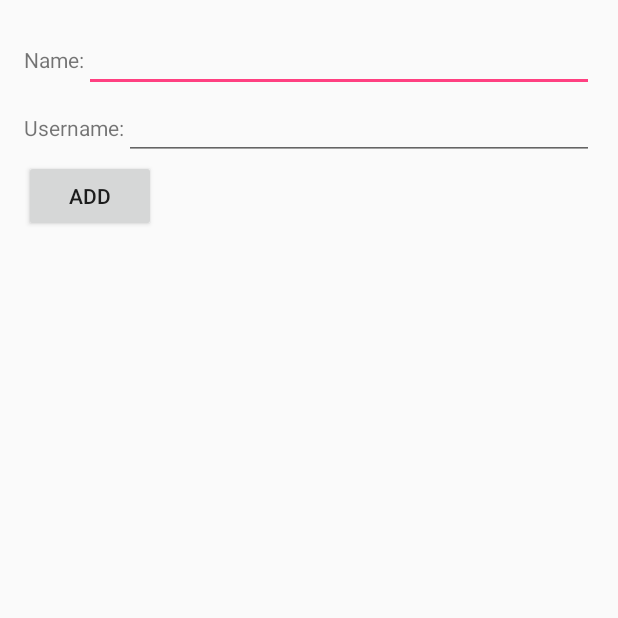
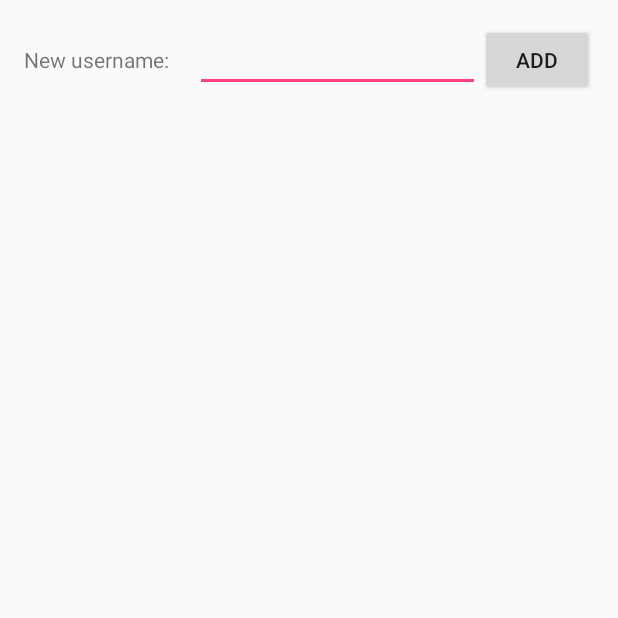
Before and after one commit to ThibCharpy/SeaBattle, an Android app: the screen it shows after launch (MainActivity), on a phone screen of 412 x 824 dp, the top half of it. Run offline under Robolectric (Android 15) with nearby library versions, the phone set to English and light mode, and no system bars.

Commit message:
start login layout

```diff
--- a/app/src/main/java/fr/univ/orleans/android/seabattle/controller/Controller.java
+++ b/app/src/main/java/fr/univ/orleans/android/seabattle/controller/Controller.java
@@ -1,7 +1,7 @@
 package fr.univ.orleans.android.seabattle.controller;
 
 import fr.univ.orleans.android.seabattle.front.ServiceImpl;
-import fr.univ.orleans.android.seabattle.model.Player;
+import fr.univ.orleans.android.seabattle.model.Profil;
 
 /**
  * Created by thibault on 15/12/16.
@@ -14,8 +14,8 @@ public class Controller {
         this.myFront = new ServiceImpl();
     }
 
-    public Player addPlayer(String name, String username){
-        return this.myFront.addPlayer(name,username);
+    public void addProfil(Profil profil){
+        this.myFront.addProfil(profil);
     }
 
 
--- a/app/src/main/java/fr/univ/orleans/android/seabattle/database/PlayerDatabaseHelper.java
+++ b/app/src/main/java/fr/univ/orleans/android/seabattle/database/MySQLiteHelper.java
@@ -5,37 +5,36 @@ import android.database.sqlite.SQLiteDatabase;
 import android.database.sqlite.SQLiteOpenHelper;
 
 /**
- * Created by thibault on 19/12/16.
+ * Created by thibault on 20/12/16.
  */
 
-public class PlayerDatabaseHelper extends SQLiteOpenHelper {
-
-    public static final String TABLE_NAME = "players";
+public class MySQLiteHelper extends SQLiteOpenHelper {
+    public static final String TABLE_PROFILS = "profils";
     public static final String COLUMN_ID = "_id";
     public static final String COLUMN_USERNAME = "username";
+    public static final String COLUMN_WONGAMES = "wongames";
 
-    private static final String DATABASE_NAME = "players.db";
+    private static final String DATABASE_NAME = "profils.db";
     private static final int DATABASE_VERSION = 1;
 
     // Database creation sql statement
     private static final String DATABASE_CREATE = "create table "
-            + TABLE_NAME + "( " + COLUMN_ID
-            + " integer primary key autoincrement, " + COLUMN_USERNAME
-            + " text not null);";
+            + TABLE_PROFILS + "( " + COLUMN_ID + " integer primary key autoincrement, "
+            + COLUMN_USERNAME + " text not null, "
+            + COLUMN_WONGAMES + " integer not null);";
 
-    public PlayerDatabaseHelper(Context context) {
+    public MySQLiteHelper(Context context) {
         super(context, DATABASE_NAME, null, DATABASE_VERSION);
     }
 
     @Override
-    public void onCreate(SQLiteDatabase db) {
-        db.execSQL(DATABASE_CREATE);
+    public void onCreate(SQLiteDatabase database) {
+        database.execSQL(DATABASE_CREATE);
     }
 
     @Override
     public void onUpgrade(SQLiteDatabase db, int oldVersion, int newVersion) {
-        db.execSQL("DROP TABLE IF EXISTS " + TABLE_NAME);
+        db.execSQL("DROP TABLE IF EXISTS " + TABLE_PROFILS);
         onCreate(db);
     }
-
 }
--- a/app/src/main/java/fr/univ/orleans/android/seabattle/database/PlayersDataSource.java
+++ /dev/null
@@ -1,74 +0,0 @@
-package fr.univ.orleans.android.seabattle.database;
-
-import android.content.ContentValues;
-import android.content.Context;
-import android.database.Cursor;
-import android.database.SQLException;
-import android.database.sqlite.SQLiteDatabase;
-
-import java.util.ArrayList;
-import java.util.List;
-
-import fr.univ.orleans.android.seabattle.model.Player;
-
-/**
- * Created by thibault on 19/12/16.
- */
-
-public class PlayersDataSource {
-    // Database fields
-    private SQLiteDatabase database;
-    private PlayerDatabaseHelper dbHelper;
-    private String[] allColumns = { PlayerDatabaseHelper.COLUMN_ID,
-            PlayerDatabaseHelper.COLUMN_USERNAME };
-
-    public PlayersDataSource(Context context) {
-        dbHelper = new PlayerDatabaseHelper(context);
-    }
-
-    public void open() throws SQLException {
-        database = dbHelper.getWritableDatabase();
-    }
-
-    public void close() {
-        dbHelper.close();
-    }
-
-    public Player createPlayer(String name, String username) {
-        ContentValues values = new ContentValues();
-        values.put(PlayerDatabaseHelper.COLUMN_USERNAME , username);
-        long insertId = database.insert(PlayerDatabaseHelper.TABLE_NAME, null,
-                values);
-        Cursor cursor = database.query(PlayerDatabaseHelper.TABLE_NAME,
-                allColumns, PlayerDatabaseHelper.COLUMN_USERNAME + " = " + insertId, null,
-                null, null, null);
-        Player player = new Player(name,insertId,username);
-        cursor.moveToFirst();
-        cursor.close();
-        return player;
-    }
-
-    public List<Player> getAllPlayers() {
-        List<Player> players = new ArrayList<Player>();
-
-        Cursor cursor = database.query(PlayerDatabaseHelper.TABLE_NAME,
-                allColumns, null, null, null, null, null);
-
-        cursor.moveToFirst();
-        while (!cursor.isAfterLast()) {
-            Player player = cursorToPlayer(cursor);
-            players.add(player);
-            cursor.moveToNext();
-        }
-        // make sure to close the cursor
-        cursor.close();
-        return players;
-    }
-
-    private Player cursorToPlayer(Cursor cursor) {
-        Player player = new Player();
-        player.setId(cursor.getLong(0));
-        player.setUsername(cursor.getString(1));
-        return player;
-    }
-}
--- /dev/null
+++ b/app/src/main/java/fr/univ/orleans/android/seabattle/database/ProfilsDataSource.java
@@ -0,0 +1,77 @@
+package fr.univ.orleans.android.seabattle.database;
+
+import android.content.ContentValues;
+import android.content.Context;
+import android.database.Cursor;
+import android.database.SQLException;
+import android.database.sqlite.SQLiteDatabase;
+
+import java.util.ArrayList;
+import java.util.List;
+
+import fr.univ.orleans.android.seabattle.model.Profil;
+
+/**
+ * Created by thibault on 20/12/16.
+ */
+
+public class ProfilsDataSource {
+
+    private SQLiteDatabase database;
+    private MySQLiteHelper dbHelper;
+    private String[] allColumns = { MySQLiteHelper.COLUMN_ID,
+            MySQLiteHelper.COLUMN_USERNAME, MySQLiteHelper.COLUMN_WONGAMES };
+
+    public ProfilsDataSource(Context context) {
+        dbHelper = new MySQLiteHelper(context);
+    }
+
+    public void open() throws SQLException {
+        database = dbHelper.getWritableDatabase();
+    }
+
+    public void close() {
+        dbHelper.close();
+    }
+
+    public Profil createProfil(String username) {
+        ContentValues values = new ContentValues();
+        values.put(MySQLiteHelper.COLUMN_USERNAME, username);
+        values.put(MySQLiteHelper.COLUMN_WONGAMES, 0);
+        long insertId = database.insert(MySQLiteHelper.TABLE_PROFILS, null,
+                values);
+        Cursor cursor = database.query(MySQLiteHelper.TABLE_PROFILS,
+                allColumns, MySQLiteHelper.COLUMN_ID + " = " + insertId, null,
+                null, null, null);
+        cursor.moveToFirst();
+        Profil newProfil = cursorToProfil(cursor);
+        cursor.close();
+        return newProfil;
+    }
+
+    public List<Profil> getAllProfils() {
+        List<Profil> profils = new ArrayList<Profil>();
+
+        Cursor cursor = database.query(MySQLiteHelper.TABLE_PROFILS,
+                allColumns, null, null, null, null, null);
+
+        cursor.moveToFirst();
+        while (!cursor.isAfterLast()) {
+            Profil profil = cursorToProfil(cursor);
+            profils.add(profil);
+            cursor.moveToNext();
+        }
+        // make sure to close the cursor
+        cursor.close();
+        return profils;
+    }
+
+    private Profil cursorToProfil(Cursor cursor) {
+        Profil profil = new Profil();
+        profil.setId(cursor.getLong(0));
+        profil.setUsername(cursor.getString(1));
+        profil.setWonGames(Integer.valueOf(cursor.getString(2)));
+        return profil;
+    }
+
+}
--- a/app/src/main/java/fr/univ/orleans/android/seabattle/views/MainActivity.java
+++ b/app/src/main/java/fr/univ/orleans/android/seabattle/views/MainActivity.java
@@ -4,24 +4,26 @@ import android.app.ListActivity;
 import android.os.Bundle;
 import android.text.Editable;
 import android.view.View;
+import android.widget.AdapterView;
 import android.widget.ArrayAdapter;
+import android.widget.Button;
 import android.widget.EditText;
-import android.widget.TextView;
+import android.widget.LinearLayout;
+import android.widget.ListView;
+import android.widget.Toast;
 
 import java.util.List;
 
 import fr.univ.orleans.android.seabattle.R;
 import fr.univ.orleans.android.seabattle.controller.Controller;
-import fr.univ.orleans.android.seabattle.database.PlayersDataSource;
-import fr.univ.orleans.android.seabattle.model.Player;
+import fr.univ.orleans.android.seabattle.database.ProfilsDataSource;
+import fr.univ.orleans.android.seabattle.model.Profil;
 
-public class MainActivity extends ListActivity {
+public class MainActivity extends ListActivity implements AdapterView.OnItemLongClickListener {
 
     private Controller controller;
 
-    private PlayersDataSource dataSource;
-
-    EditText name;
+    private ProfilsDataSource dataSource;
 
     EditText username;
 
@@ -31,40 +33,42 @@ public class MainActivity extends ListActivity {
         setContentView(R.layout.activity_main);
 
         this.controller = new Controller();
-        this.name = (EditText) findViewById(R.id.name);
         this.username = (EditText) findViewById(R.id.username);
 
-        dataSource = new PlayersDataSource(this);
-        dataSource.open();
+        this.dataSource = new ProfilsDataSource(this);
+        this.dataSource.open();
 
-        List<Player> players = dataSource.getAllPlayers();
+        List<Profil> profils = this.dataSource.getAllProfils();
 
-        ArrayAdapter<Player> adapter = new ArrayAdapter<Player>(this,
-                android.R.layout.simple_list_item_1, players);
+        ArrayAdapter<Profil> adapter = new ArrayAdapter<Profil>(this,
+                android.R.layout.simple_list_item_1, profils);
+
         setListAdapter(adapter);
+
     }
 
     public void add(View view) {
-        ArrayAdapter<Player> adapter = (ArrayAdapter<Player>) getListAdapter();
-        Player player = null;
-        Editable name = this.name.getText();
+        ArrayAdapter<Profil> adapter = (ArrayAdapter<Profil>) getListAdapter();
+        Profil profil = null;
+
         Editable username = this.username.getText();
-        if (view.getId() == R.id.buttonAdd){
-            player = dataSource.createPlayer(name.toString(),username.toString());
-            adapter.add(player);
+
+        profil = this.dataSource.createProfil(username.toString());
+        adapter.add(profil);
+        System.out.println(profil.toString());
+        this.controller.addProfil(profil);
+        adapter.notifyDataSetChanged();
+
+        if(5 <= adapter.getCount()){
+            LinearLayout input_zone = (LinearLayout) findViewById(R.id.input_username);
+            input_zone.setVisibility(Button.GONE);
         }
-        adapter.notifyDataSetChanged();
     }
 
-    @Override
-    protected void onResume() {
-        dataSource.open();
-        super.onResume();
-    }
 
     @Override
-    protected void onPause() {
-        dataSource.close();
-        super.onPause();
+    public boolean onItemLongClick(AdapterView<?> parent, View view, int position, long id) {
+        Toast.makeText(this, "long clicked pos: " + position, Toast.LENGTH_LONG).show();
+        return true;
     }
 }
--- a/app/src/main/res/layout/activity_main.xml
+++ b/app/src/main/res/layout/activity_main.xml
@@ -1,7 +1,7 @@
 <?xml version="1.0" encoding="utf-8"?>
-<RelativeLayout
-    xmlns:android="http://schemas.android.com/apk/res/android"
+<RelativeLayout xmlns:android="http://schemas.android.com/apk/res/android"
     xmlns:tools="http://schemas.android.com/tools"
+    xmlns:app="http://schemas.android.com/apk/res-auto"
     android:id="@+id/activity_main"
     android:layout_width="match_parent"
     android:layout_height="match_parent"
@@ -15,51 +15,34 @@
         android:orientation="horizontal"
         android:layout_width="match_parent"
         android:layout_height="wrap_content"
-        android:id="@+id/input_name">
-
-        <TextView
-            android:layout_width="wrap_content"
-            android:layout_height="wrap_content"
-            android:id="@+id/label_name"
-            android:text="@string/input_name"/>
-
-        <EditText
-            android:layout_width="match_parent"
-            android:layout_height="wrap_content"
-            android:id="@+id/name"/>
-    </LinearLayout>
-
-    <LinearLayout
-        android:orientation="horizontal"
-        android:layout_width="match_parent"
-        android:layout_height="wrap_content"
-        android:layout_below="@id/input_name"
         android:id="@+id/input_username">
 
         <TextView
-            android:layout_width="wrap_content"
+            android:layout_width="0dp"
             android:layout_height="wrap_content"
+            android:layout_weight=".30"
             android:id="@+id/label_username"
             android:text="@string/input_username"/>
 
         <EditText
-            android:layout_width="match_parent"
+            android:layout_width="0dp"
             android:layout_height="wrap_content"
+            android:layout_weight=".50"
             android:id="@+id/username"/>
+
+        <Button
+            android:layout_width="0dp"
+            android:layout_height="wrap_content"
+            android:layout_weight=".20"
+            android:id="@+id/buttonAdd"
+            android:text="@string/buttonAdd_value"
+            android:onClick="add"/>
     </LinearLayout>
 
-    <Button
-        android:layout_width="wrap_content"
+    <ListView
+        android:layout_width="match_parent"
         android:layout_height="wrap_content"
         android:layout_below="@id/input_username"
-        android:id="@+id/buttonAdd"
-        android:text="@string/buttonAdd_value"
-        android:onClick="add"/>
+        android:id="@android:id/list"/>
 
-    <ListView
-        android:id="@android:id/list"
-        android:layout_width="match_parent"
-        android:layout_height="wrap_content"
-        android:layout_below="@id/buttonAdd"
-        />
 </RelativeLayout>
--- a/app/src/main/res/values/strings.xml
+++ b/app/src/main/res/values/strings.xml
@@ -1,6 +1,10 @@
 <resources>
     <string name="app_name">SeaBattle</string>
     <string name="input_name">Name: </string>
-    <string name="input_username">Username: </string>
+    <string name="input_username">New username: </string>
     <string name="buttonAdd_value">Add</string>
+
+    <string name="create_profile">Create new profil</string>
+    <string name="edit_profile">Edit profil</string>
+    <string name="delete_profile">Delete profil</string>
 </resources>
--- a/model/src/main/java/fr/univ/orleans/android/seabattle/front/PlayerManagement.java
+++ /dev/null
@@ -1,14 +0,0 @@
-package fr.univ.orleans.android.seabattle.front;
-
-import fr.univ.orleans.android.seabattle.model.Player;
-
-/**
- * Created by thibault on 15/12/16.
- */
-
-public interface PlayerManagement {
-
-    public Player addPlayer(String name, String username);
-
-    public int getPlayersNumber();
-}
--- /dev/null
+++ b/model/src/main/java/fr/univ/orleans/android/seabattle/front/ProfilsManagement.java
@@ -0,0 +1,14 @@
+package fr.univ.orleans.android.seabattle.front;
+
+import fr.univ.orleans.android.seabattle.model.Profil;
+
+/**
+ * Created by thibault on 15/12/16.
+ */
+
+public interface ProfilsManagement {
+
+    public void addProfil(Profil profil);
+
+    public int getProfilsNumber();
+}
--- a/model/src/main/java/fr/univ/orleans/android/seabattle/front/ServiceImpl.java
+++ b/model/src/main/java/fr/univ/orleans/android/seabattle/front/ServiceImpl.java
@@ -3,31 +3,28 @@ package fr.univ.orleans.android.seabattle.front;
 import java.util.ArrayList;
 import java.util.List;
 
-import fr.univ.orleans.android.seabattle.model.Player;
+import fr.univ.orleans.android.seabattle.model.Profil;
 
 /**
  * Created by thibault on 15/12/16.
  */
 
-public class ServiceImpl implements PlayerManagement {
+public class ServiceImpl implements ProfilsManagement {
 
-    List<Player> players;
+    List<Profil> profils;
 
     public ServiceImpl(){
-        players = new ArrayList<>();
+        profils = new ArrayList<>();
     }
 
     @Override
-    public Player addPlayer(String name, String username) {
-       /* Player p = new Player(name,username);
-        this.players.add(p);
-        return p;*/
-        return null;
+    public void addProfil(Profil profil) {
+        profils.add(profil);
     }
 
     @Override
-    public int getPlayersNumber() {
-        return this.players.size();
+    public int getProfilsNumber() {
+        return this.profils.size();
     }
 
 
```
Also changed, not shown: app/src/main/res/menu/login_menu.xml (added, +22 -0 lines), model/src/main/java/fr/univ/orleans/android/seabattle/model/Profil.java (renamed from model/src/main/java/fr/univ/orleans/android/seabattle/model/Player.java, +16 -11 lines), model/src/main/java/fr/univ/orleans/android/seabattle/model/Someone.java (deleted, +0 -24 lines).
